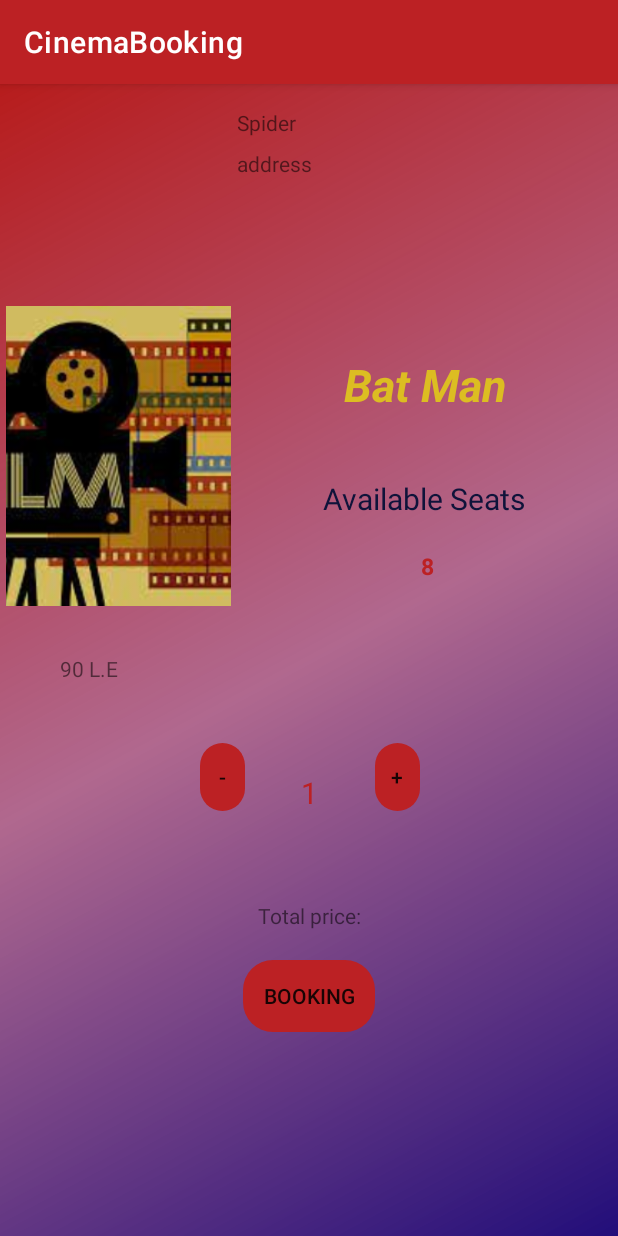
After one commit to SayedKhaledd/CinemaBooking, an Android app: the Booking screen opened directly, with no data from a screen before it, on a phone screen of 412 x 824 dp. The commit adds this screen. Run offline under Robolectric (Android 15) with nearby library versions, the phone set to English and light mode, and no system bars; our stand-ins replace CircleImageView; pictures from the network do not load; 7 statements that could not run were skipped.

Commit message:
booking movie

```diff
--- a/app/src/main/AndroidManifest.xml
+++ b/app/src/main/AndroidManifest.xml
@@ -11,7 +11,8 @@
         android:roundIcon="@mipmap/ic_launcher_round"
         android:supportsRtl="true"
         android:theme="@style/Theme.CinemaBooking">
-        <activity android:name=".CinemaInfo"></activity>
+        <activity android:name=".Booking"></activity>
+        <activity android:name=".CinemaInfo" />
         <activity android:name=".FilmInfo" />
         <activity
             android:name=".Search"
--- /dev/null
+++ b/app/src/main/java/com/example/cinemabooking/Booking.java
@@ -0,0 +1,95 @@
+package com.example.cinemabooking;
+
+import androidx.appcompat.app.AppCompatActivity;
+
+import android.content.Intent;
+import android.os.Bundle;
+import android.view.View;
+import android.widget.Button;
+import android.widget.ImageView;
+import android.widget.TextView;
+import android.widget.Toast;
+
+import com.bumptech.glide.Glide;
+import com.example.cinemabooking.Model.Film;
+import com.example.cinemabooking.Model.MovieCinemaSchedule;
+
+import de.hdodenhof.circleimageview.CircleImageView;
+
+public class Booking extends AppCompatActivity implements View.OnClickListener {
+    TextView price, cinemaName, cinemaAddress, numOfSeats, counter, totalPrice, movieName;
+    Button plus, mins, booking;
+    ImageView movieImage;
+    CircleImageView circleImageCinema;
+    MovieCinemaSchedule movieCinemaSchedule;
+
+    @Override
+    protected void onCreate(Bundle savedInstanceState) {
+        super.onCreate(savedInstanceState);
+        setContentView(R.layout.activity_booking);
+        price = findViewById(R.id.price_booking);
+        cinemaName = findViewById(R.id.cinema_name_booking);
+        cinemaAddress = findViewById(R.id.address_booking);
+        numOfSeats = findViewById(R.id.num_of_seats_booking);
+        counter = findViewById(R.id.counter);
+        totalPrice = findViewById(R.id.totalprice);
+        movieName = findViewById(R.id.moviee_name_booking);
+        counter.setText("1");
+        plus = findViewById(R.id.plus);
+        mins = findViewById(R.id.minus);
+        booking = findViewById(R.id.booking_button);
+        movieImage = findViewById(R.id.image_movie);
+        circleImageCinema = findViewById(R.id.image_cinema);
+
+        Intent i = getIntent();
+
+         movieCinemaSchedule = (MovieCinemaSchedule) i.getSerializableExtra("FilmInfo");
+
+        price.setText(movieCinemaSchedule.getPrice() + "L.E");
+        cinemaName.setText(movieCinemaSchedule.getCinema().getName());
+        cinemaAddress.setText(movieCinemaSchedule.getCinema().getAddress());
+        numOfSeats.setText(movieCinemaSchedule.getNumOfEmptySeats()+"");
+        movieName.setText(movieCinemaSchedule.getMovie().getName());
+        Glide.with(this).asBitmap().load(movieCinemaSchedule.getMovie().getImageUML()).into(movieImage);
+        Glide.with(this).asBitmap().load(movieCinemaSchedule.getCinema().getImage()).into(circleImageCinema);
+
+        plus.setOnClickListener(this);
+        mins.setOnClickListener(this);
+        booking.setOnClickListener(this);
+
+    }
+
+    @Override
+    public void onClick(View v) {
+        int x = Integer.parseInt(counter.getText().toString());
+
+        if (v.getId() == R.id.plus) {
+            if(x==movieCinemaSchedule.getNumOfEmptySeats())
+            { Toast.makeText(getApplicationContext(),"max number is "+movieCinemaSchedule.getNumOfEmptySeats(),Toast.LENGTH_SHORT).show();
+                return;}
+            counter.setText((x+1)+"");
+
+        }else if (v.getId() == R.id.minus){
+            if(x==1)
+            { Toast.makeText(getApplicationContext(),"min number is 1",Toast.LENGTH_SHORT).show();
+                return;}
+
+                counter.setText((x-1)+"");
+
+        }else if (v.getId() == R.id.booking_button){
+            Toast.makeText(getApplicationContext(),"email with confirm will \n send soon",Toast.LENGTH_LONG).show();
+           // movieCinemaSchedule.setNumOfEmptySeats(movieCinemaSchedule.getNumOfEmptySeats()-x);
+
+            Intent intent =new Intent(this,MainActivity.class);
+            startActivity(intent);
+        }
+
+        updateTotal();
+    }
+
+    private void updateTotal() {
+        int x = Integer.parseInt(counter.getText().toString());
+        totalPrice.setText("Total Price : "+(x*movieCinemaSchedule.getPrice()));
+
+    }
+}
--- a/app/src/main/java/com/example/cinemabooking/FilmInfo.java
+++ b/app/src/main/java/com/example/cinemabooking/FilmInfo.java
@@ -170,6 +170,8 @@ TextView title;
 
     @Override
     public void movieCinemaOnClickListener(MovieCinemaSchedule movieCinemaSchedule) {
-
+        Intent intent =new Intent(getApplicationContext(),Booking.class);
+        intent.putExtra("FilmInfo",movieCinemaSchedule);
+        startActivity(intent);
     }
 }
--- a/app/src/main/java/com/example/cinemabooking/Model/MovieCinemaSchedule.java
+++ b/app/src/main/java/com/example/cinemabooking/Model/MovieCinemaSchedule.java
@@ -1,9 +1,10 @@
 package com.example.cinemabooking.Model;
 
 
+import java.io.Serializable;
 import java.util.Date;
 
-public class MovieCinemaSchedule {
+public class MovieCinemaSchedule implements Serializable {
      Film movie;
     Cinema Cinema;
     Date mdate ;
--- /dev/null
+++ b/app/src/main/res/layout/activity_booking.xml
@@ -0,0 +1,191 @@
+<?xml version="1.0" encoding="utf-8"?>
+<androidx.constraintlayout.widget.ConstraintLayout xmlns:android="http://schemas.android.com/apk/res/android"
+    xmlns:app="http://schemas.android.com/apk/res-auto"
+    xmlns:tools="http://schemas.android.com/tools"
+    android:layout_width="match_parent"
+    android:layout_height="match_parent"
+    android:background="@drawable/mixed_colors_shape"
+    tools:context=".Booking">
+
+
+    <ImageView
+        android:id="@+id/image_movie"
+        android:layout_width="150dp"
+        android:layout_height="200dp"
+        android:layout_marginStart="4dp"
+        android:layout_marginTop="24dp"
+        android:layout_marginEnd="257dp"
+        android:scaleType="centerCrop"
+        android:src="@drawable/film"
+        app:layout_constraintEnd_toEndOf="parent"
+        app:layout_constraintHorizontal_bias="0.0"
+        app:layout_constraintStart_toStartOf="parent"
+        app:layout_constraintTop_toBottomOf="@+id/image_cinema" />
+
+    <de.hdodenhof.circleimageview.CircleImageView
+        android:id="@+id/image_cinema"
+        android:layout_width="150dp"
+        android:layout_height="120dp"
+        android:scaleType="centerCrop"
+        app:civ_border_color="#DCBD22"
+        app:civ_border_width="10dp"
+        android:layout_marginTop="4dp"
+        android:layout_marginEnd="283dp"
+        app:layout_constraintEnd_toEndOf="parent"
+        app:layout_constraintHorizontal_bias="0.026"
+        app:layout_constraintStart_toStartOf="parent"
+        app:layout_constraintTop_toTopOf="parent"
+        tools:src="@tools:sample/avatars" />
+
+    <TextView
+        android:id="@+id/cinema_name_booking"
+        android:layout_width="0dp"
+        android:layout_height="wrap_content"
+        android:layout_marginStart="8dp"
+        android:layout_marginTop="16dp"
+        android:text="Spider"
+        app:layout_constraintEnd_toEndOf="parent"
+        app:layout_constraintHorizontal_bias="0.088"
+        app:layout_constraintStart_toEndOf="@+id/image_cinema"
+        app:layout_constraintTop_toTopOf="parent" />
+
+    <TextView
+        android:id="@+id/address_booking"
+        android:layout_width="0dp"
+
+        android:layout_height="75dp"
+        android:layout_marginStart="8dp"
+        android:layout_marginTop="8dp"
+        android:text="address"
+        app:layout_constraintEnd_toEndOf="parent"
+        app:layout_constraintStart_toEndOf="@+id/image_cinema"
+        app:layout_constraintTop_toBottomOf="@+id/cinema_name_booking" />
+
+    <TextView
+        android:id="@+id/moviee_name_booking"
+        android:layout_width="0dp"
+        android:layout_height="108dp"
+        android:layout_marginStart="8dp"
+        android:layout_marginTop="28dp"
+        android:gravity="center"
+        android:text="Bat Man "
+        android:textColor="#DCBD22"
+        android:textSize="30dp"
+        android:textStyle="bold|italic"
+        app:layout_constraintEnd_toEndOf="parent"
+        app:layout_constraintHorizontal_bias="0.0"
+        app:layout_constraintStart_toEndOf="@+id/image_movie"
+        app:layout_constraintTop_toBottomOf="@+id/address_booking" />
+
+    <TextView
+        android:id="@+id/textView9"
+        android:layout_width="0dp"
+        android:layout_height="wrap_content"
+        android:layout_marginTop="8dp"
+        android:gravity="center"
+        android:text="Available Seats"
+        android:textColor="#0F133A"
+        android:textSize="20dp"
+        app:layout_constraintEnd_toEndOf="parent"
+        app:layout_constraintHorizontal_bias="0.0"
+        app:layout_constraintStart_toEndOf="@+id/image_movie"
+        app:layout_constraintTop_toBottomOf="@+id/moviee_name_booking" />
+
+    <TextView
+        android:id="@+id/num_of_seats_booking"
+        android:layout_width="0dp"
+        android:layout_height="55dp"
+        android:layout_marginStart="4dp"
+        android:layout_marginTop="4dp"
+        android:gravity="center"
+        android:text="8"
+        android:textColor="@color/red"
+
+        android:textSize="15dp"
+        android:textStyle="bold"
+        app:layout_constraintEnd_toEndOf="parent"
+        app:layout_constraintStart_toEndOf="@+id/image_movie"
+        app:layout_constraintTop_toBottomOf="@+id/textView9" />
+
+    <androidx.appcompat.widget.AppCompatButton
+        android:id="@+id/minus"
+        android:layout_width="30dp"
+        android:layout_height="45dp"
+
+        android:layout_marginTop="68dp"
+        android:background="@drawable/button_shape"
+        android:backgroundTint="@color/red"
+        android:text="-"
+        app:layout_constraintBottom_toBottomOf="parent"
+        app:layout_constraintEnd_toEndOf="parent"
+        app:layout_constraintHorizontal_bias="0.349"
+        app:layout_constraintStart_toStartOf="parent"
+        app:layout_constraintTop_toBottomOf="@+id/num_of_seats_booking"
+        app:layout_constraintVertical_bias="0.073" />
+
+    <androidx.appcompat.widget.AppCompatButton
+        android:id="@+id/plus"
+        android:layout_width="30dp"
+        android:layout_height="45dp"
+        android:layout_marginTop="68dp"
+        android:background="@drawable/button_shape"
+        android:backgroundTint="@color/red"
+        android:text="+"
+        app:layout_constraintBottom_toBottomOf="parent"
+        app:layout_constraintEnd_toEndOf="parent"
+        app:layout_constraintHorizontal_bias="0.655"
+        app:layout_constraintStart_toStartOf="parent"
+        app:layout_constraintTop_toBottomOf="@+id/num_of_seats_booking"
+        app:layout_constraintVertical_bias="0.073" />
+
+    <TextView
+        android:id="@+id/counter"
+        android:layout_width="39dp"
+        android:layout_height="63dp"
+        android:layout_marginTop="68dp"
+        android:text="1"
+        android:textColor="@color/red"
+        android:textSize="20dp"
+        android:gravity="center"
+        app:layout_constraintBottom_toBottomOf="parent"
+        app:layout_constraintEnd_toEndOf="parent"
+        app:layout_constraintStart_toStartOf="parent"
+        app:layout_constraintTop_toBottomOf="@+id/num_of_seats_booking"
+        app:layout_constraintVertical_bias="0.081" />
+
+    <androidx.appcompat.widget.AppCompatButton
+        android:id="@+id/booking_button"
+        android:layout_width="wrap_content"
+        android:layout_height="wrap_content"
+        android:layout_marginTop="80dp"
+        android:background="@drawable/button_shape"
+        android:backgroundTint="@color/red"
+        android:text="Booking"
+        app:layout_constraintEnd_toEndOf="parent"
+        app:layout_constraintHorizontal_bias="0.499"
+        app:layout_constraintStart_toStartOf="parent"
+        app:layout_constraintTop_toBottomOf="@+id/counter" />
+
+    <TextView
+        android:id="@+id/price_booking"
+        android:layout_width="wrap_content"
+        android:layout_height="wrap_content"
+        android:layout_marginTop="32dp"
+        android:text="90 L.E"
+        app:layout_constraintEnd_toEndOf="parent"
+        app:layout_constraintHorizontal_bias="0.108"
+        app:layout_constraintStart_toStartOf="parent"
+        app:layout_constraintTop_toBottomOf="@+id/image_movie" />
+
+    <TextView
+        android:id="@+id/totalprice"
+        android:layout_width="wrap_content"
+        android:layout_height="wrap_content"
+
+        android:text="Total price:"
+        app:layout_constraintBottom_toTopOf="@+id/booking_button"
+        app:layout_constraintEnd_toEndOf="parent"
+        app:layout_constraintStart_toStartOf="parent"
+        app:layout_constraintTop_toBottomOf="@+id/counter"
+        app:layout_constraintVertical_bias="0.672" />
+</androidx.constraintlayout.widget.ConstraintLayout>
--- a/app/src/main/res/layout/activity_cinema_info.xml
+++ b/app/src/main/res/layout/activity_cinema_info.xml
@@ -71,6 +71,7 @@
         android:id="@+id/film_recycler_view_info_cinema"
         android:layout_width="match_parent"
         android:layout_height="0dp"
+        app:layout_constraintBottom_toBottomOf="parent"
         app:layout_constraintEnd_toEndOf="parent"
         app:layout_constraintHorizontal_bias="0.0"
         app:layout_constraintStart_toStartOf="parent"
```
